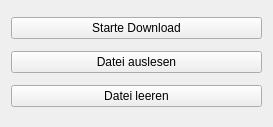
DerDudemeister046/AJCore_XML_Communicator, file XML_Communicator/xml_communicator_widget.ui: the form before one commit.
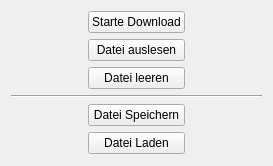
The form after the commit.

What changed in the file:
```diff
--- a/XML_Communicator/xml_communicator_widget.ui
+++ b/XML_Communicator/xml_communicator_widget.ui
@@ -7,34 +7,81 @@
     <x>0</x>
     <y>0</y>
     <width>273</width>
-    <height>127</height>
+    <height>166</height>
    </rect>
   </property>
   <property name="windowTitle">
    <string>XML_Communicator_Widget</string>
   </property>
   <layout class="QGridLayout" name="gridLayout">
-   <item row="1" column="0">
+   <item row="1" column="1">
     <widget class="QPushButton" name="readXML_btn">
      <property name="text">
       <string>Datei auslesen</string>
      </property>
     </widget>
    </item>
-   <item row="0" column="0">
-    <widget class="QPushButton" name="startDownload_btn">
-     <property name="text">
-      <string>Starte Download</string>
+   <item row="1" column="0">
+    <spacer name="horizontalSpacer">
+     <property name="orientation">
+      <enum>Qt::Horizontal</enum>
      </property>
-    </widget>
+     <property name="sizeHint" stdset="0">
+      <size>
+       <width>40</width>
+       <height>20</height>
+      </size>
+     </property>
+    </spacer>
    </item>
-   <item row="2" column="0">
+   <item row="2" column="1">
     <widget class="QPushButton" name="flushFile_btn">
      <property name="text">
       <string>Datei leeren</string>
      </property>
     </widget>
    </item>
+   <item row="1" column="2">
+    <spacer name="horizontalSpacer_2">
+     <property name="orientation">
+      <enum>Qt::Horizontal</enum>
+     </property>
+     <property name="sizeHint" stdset="0">
+      <size>
+       <width>40</width>
+       <height>20</height>
+      </size>
+     </property>
+    </spacer>
+   </item>
+   <item row="4" column="1">
+    <widget class="QPushButton" name="saveFile_btn">
+     <property name="text">
+      <string>Datei Speichern</string>
+     </property>
+    </widget>
+   </item>
+   <item row="3" column="0" colspan="3">
+    <widget class="Line" name="line">
+     <property name="orientation">
+      <enum>Qt::Horizontal</enum>
+     </property>
+    </widget>
+   </item>
+   <item row="0" column="1">
+    <widget class="QPushButton" name="startDownload_btn">
+     <property name="text">
+      <string>Starte Download</string>
+     </property>
+    </widget>
+   </item>
+   <item row="5" column="1">
+    <widget class="QPushButton" name="loadFile_btn">
+     <property name="text">
+      <string>Datei Laden</string>
+     </property>
+    </widget>
+   </item>
   </layout>
  </widget>
  <resources/>
```
